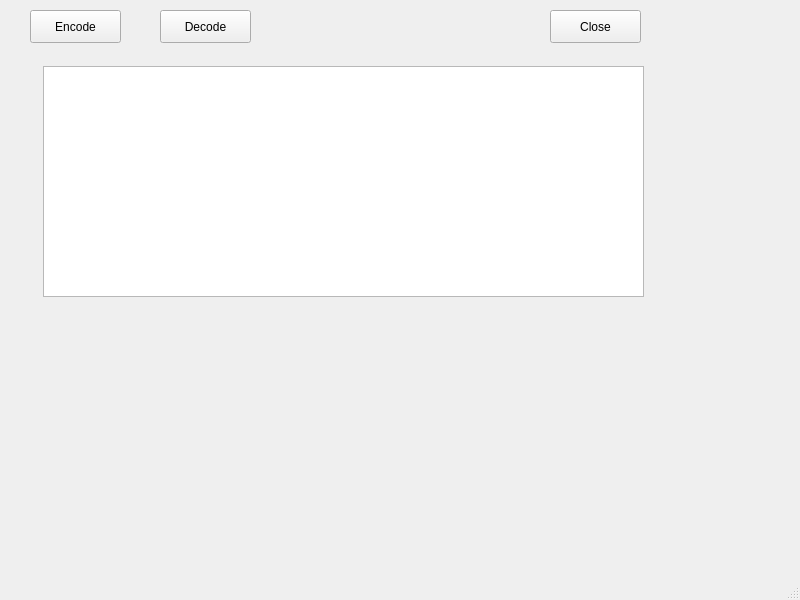
First picture: the form in mainwindow.ui, repository q5sys/Trith, before the edit.
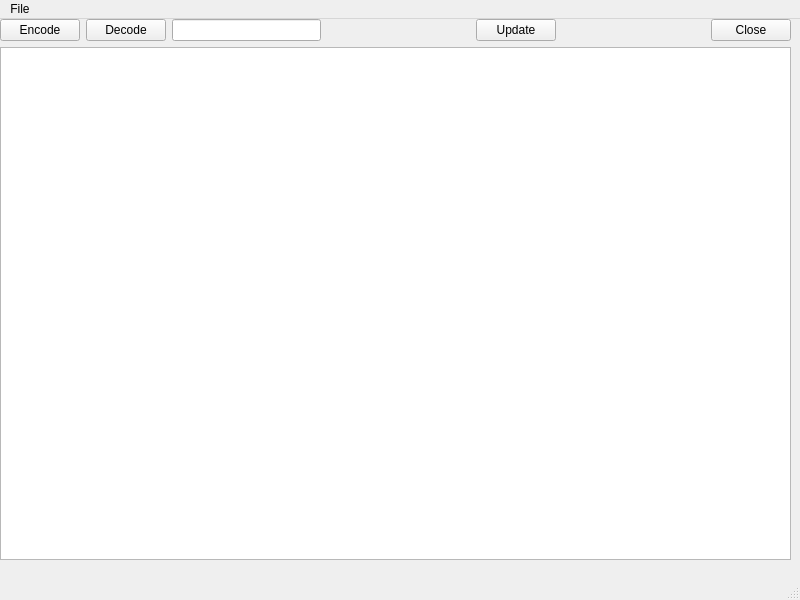
Second picture: the form after the edit.

```diff
--- a/mainwindow.ui
+++ b/mainwindow.ui
@@ -14,56 +14,84 @@
    <string>MainWindow</string>
   </property>
   <widget class="QWidget" name="centralwidget">
-   <widget class="QPlainTextEdit" name="plainTextEdit">
+   <widget class="QWidget" name="verticalLayoutWidget">
     <property name="geometry">
      <rect>
-      <x>43</x>
-      <y>66</y>
-      <width>601</width>
-      <height>231</height>
+      <x>0</x>
+      <y>0</y>
+      <width>791</width>
+      <height>541</height>
      </rect>
     </property>
-   </widget>
+    <layout class="QVBoxLayout" name="verticalLayout">
+     <item>
+      <layout class="QHBoxLayout" name="horizontalLayout">
+       <item>
    <widget class="QPushButton" name="encodePushButton">
-    <property name="geometry">
-     <rect>
-      <x>30</x>
-      <y>10</y>
-      <width>91</width>
-      <height>33</height>
-     </rect>
-    </property>
     <property name="text">
      <string>Encode</string>
     </property>
    </widget>
+       </item>
+       <item>
    <widget class="QPushButton" name="decodePushButton">
-    <property name="geometry">
-     <rect>
-      <x>160</x>
-      <y>10</y>
-      <width>91</width>
-      <height>33</height>
-     </rect>
-    </property>
     <property name="text">
      <string>Decode</string>
     </property>
    </widget>
+       </item>
+       <item>
+        <widget class="QLineEdit" name="lineEdit"/>
+       </item>
+       <item>
+        <spacer name="horizontalSpacer_2">
+         <property name="orientation">
+          <enum>Qt::Horizontal</enum>
+         </property>
+         <property name="sizeHint" stdset="0">
+          <size>
+           <width>40</width>
+           <height>20</height>
+          </size>
+         </property>
+        </spacer>
+       </item>
+       <item>
+        <widget class="QPushButton" name="updatePushButton">
+         <property name="text">
+          <string>Update</string>
+         </property>
+        </widget>
+       </item>
+       <item>
+        <spacer name="horizontalSpacer">
+         <property name="orientation">
+          <enum>Qt::Horizontal</enum>
+         </property>
+         <property name="sizeHint" stdset="0">
+          <size>
+           <width>40</width>
+           <height>20</height>
+          </size>
+         </property>
+        </spacer>
+       </item>
+       <item>
    <widget class="QPushButton" name="closePushButton">
-    <property name="geometry">
-     <rect>
-      <x>550</x>
-      <y>10</y>
-      <width>91</width>
-      <height>33</height>
-     </rect>
-    </property>
     <property name="text">
      <string>Close</string>
     </property>
    </widget>
-  </widget>
+       </item>
+      </layout>
+     </item>
+     <item>
+      <widget class="QTextEdit" name="textEdit"/>
+     </item>
+    </layout>
+   </widget>
+  </widget>
+  <widget class="QStatusBar" name="statusbar"/>
   <widget class="QMenuBar" name="menubar">
    <property name="geometry">
     <rect>
@@ -73,8 +101,13 @@
      <height>29</height>
     </rect>
    </property>
-  </widget>
-  <widget class="QStatusBar" name="statusbar"/>
+   <widget class="QMenu" name="menuFile">
+    <property name="title">
+     <string>File</string>
+    </property>
+   </widget>
+   <addaction name="menuFile"/>
+  </widget>
  </widget>
  <resources/>
  <connections/>
```
Lines whose indentation alone changed are shown as unchanged.
